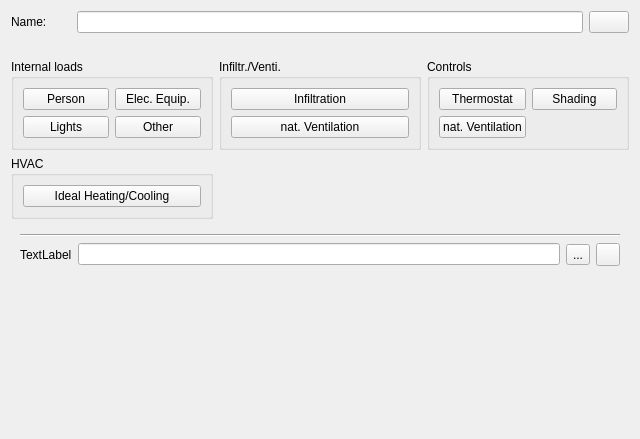
First picture: the form in SIM-VICUS/src/SVDBZoneTemplateEditWidget.ui, repository ghorwin/SIM-VICUS, before the edit.
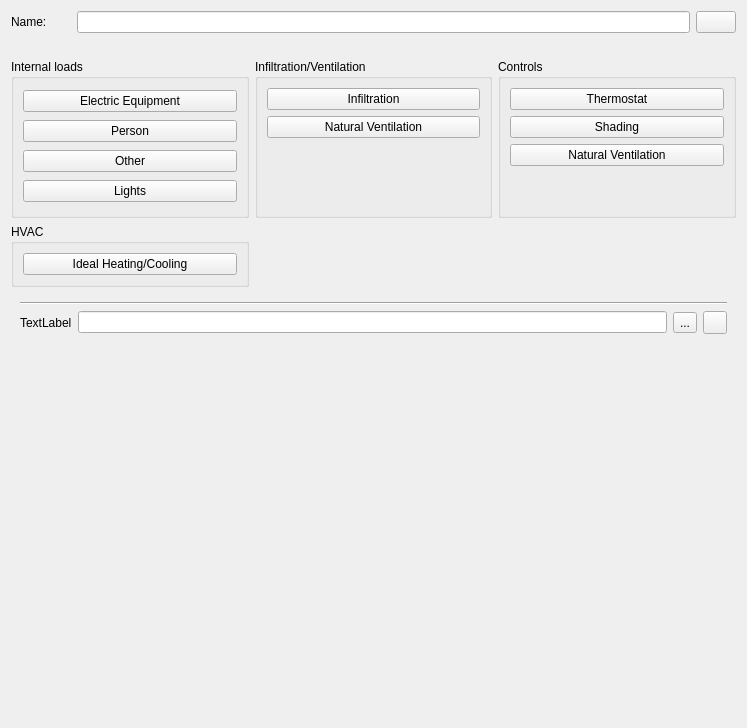
Second picture: the form after the edit. Icons and pictures are not drawn. Custom widgets are drawn as their Qt base class.

Commit message: Improved ZoneTemplate DB dialog (improved layout, added "type" column, moved Role_SubTemplateType to global constants, updated model delegate and size-hint functions) -> closes #301

The edit to the form file:
```diff
--- a/SIM-VICUS/src/SVDBZoneTemplateEditWidget.ui
+++ b/SIM-VICUS/src/SVDBZoneTemplateEditWidget.ui
@@ -6,8 +6,8 @@
    <rect>
     <x>0</x>
     <y>0</y>
-    <width>640</width>
-    <height>439</height>
+    <width>747</width>
+    <height>728</height>
    </rect>
   </property>
   <property name="minimumSize">
@@ -19,7 +19,7 @@
   <property name="windowTitle">
    <string>Form</string>
   </property>
-  <layout class="QVBoxLayout" name="verticalLayout">
+  <layout class="QVBoxLayout" name="verticalLayout_4" stretch="0,0,0,0,1">
    <item>
     <layout class="QHBoxLayout" name="horizontalLayout_2">
      <item>
@@ -56,7 +56,7 @@
       <enum>Qt::Vertical</enum>
      </property>
      <property name="sizeType">
-      <enum>QSizePolicy::Preferred</enum>
+      <enum>QSizePolicy::Fixed</enum>
      </property>
      <property name="sizeHint" stdset="0">
       <size>
@@ -66,23 +66,6 @@
      </property>
     </spacer>
    </item>
-   <item>
-    <layout class="QHBoxLayout" name="horizontalLayout_3">
-     <item>
-      <spacer name="horizontalSpacer">
-       <property name="orientation">
-        <enum>Qt::Horizontal</enum>
-       </property>
-       <property name="sizeHint" stdset="0">
-        <size>
-         <width>299</width>
-         <height>20</height>
-        </size>
-       </property>
-      </spacer>
-     </item>
-    </layout>
-   </item>
    <item>
     <layout class="QGridLayout" name="gridLayout_4">
      <item row="0" column="1">
@@ -90,8 +73,18 @@
        <property name="title">
         <string>Internal loads</string>
        </property>
-       <layout class="QGridLayout" name="gridLayout">
-        <item row="0" column="0">
+       <layout class="QVBoxLayout" name="verticalLayout_3">
+        <item>
+         <widget class="QPushButton" name="pushButtonAddElectricLoad">
+          <property name="text">
+           <string>Electric Equipment</string>
+          </property>
+          <property name="checkable">
+           <bool>true</bool>
+          </property>
+         </widget>
+        </item>
+        <item>
          <widget class="QPushButton" name="pushButtonAddPersonLoad">
           <property name="text">
            <string>Person</string>
@@ -101,27 +94,7 @@
           </property>
          </widget>
         </item>
-        <item row="0" column="1">
-         <widget class="QPushButton" name="pushButtonAddElectricLoad">
-          <property name="text">
-           <string>Elec. Equip.</string>
-          </property>
-          <property name="checkable">
-           <bool>true</bool>
-          </property>
-         </widget>
-        </item>
-        <item row="1" column="0">
-         <widget class="QPushButton" name="pushButtonAddLightLoad">
-          <property name="text">
-           <string>Lights</string>
-          </property>
-          <property name="checkable">
-           <bool>true</bool>
-          </property>
-         </widget>
-        </item>
-        <item row="1" column="1">
+        <item>
          <widget class="QPushButton" name="pushButtonAddOtherLoad">
           <property name="text">
            <string>Other</string>
@@ -131,16 +104,26 @@
           </property>
          </widget>
         </item>
+        <item>
+         <widget class="QPushButton" name="pushButtonAddLightLoad">
+          <property name="text">
+           <string>Lights</string>
+          </property>
+          <property name="checkable">
+           <bool>true</bool>
+          </property>
+         </widget>
+        </item>
        </layout>
       </widget>
      </item>
      <item row="0" column="2">
       <widget class="QGroupBox" name="infiltrationVentilation">
        <property name="title">
-        <string>Infiltr./Venti.</string>
+        <string>Infiltration/Ventilation</string>
        </property>
-       <layout class="QGridLayout" name="gridLayout_2">
-        <item row="0" column="0">
+       <layout class="QVBoxLayout" name="verticalLayout_2">
+        <item>
          <widget class="QPushButton" name="pushButtonAddInfiltration">
           <property name="text">
            <string>Infiltration</string>
@@ -150,16 +133,29 @@
           </property>
          </widget>
         </item>
-        <item row="1" column="0">
+        <item>
          <widget class="QPushButton" name="pushButtonAddVentilationNatural">
           <property name="text">
-           <string>nat. Ventilation</string>
+           <string>Natural Ventilation</string>
           </property>
           <property name="checkable">
            <bool>true</bool>
           </property>
          </widget>
         </item>
+        <item>
+         <spacer name="verticalSpacer_3">
+          <property name="orientation">
+           <enum>Qt::Vertical</enum>
+          </property>
+          <property name="sizeHint" stdset="0">
+           <size>
+            <width>20</width>
+            <height>40</height>
+           </size>
+          </property>
+         </spacer>
+        </item>
        </layout>
       </widget>
      </item>
@@ -168,8 +164,8 @@
        <property name="title">
         <string>Controls</string>
        </property>
-       <layout class="QGridLayout" name="gridLayout_3">
-        <item row="0" column="0">
+       <layout class="QVBoxLayout" name="verticalLayout">
+        <item>
          <widget class="QPushButton" name="pushButtonAddThermostat">
           <property name="text">
            <string>Thermostat</string>
@@ -179,7 +175,7 @@
           </property>
          </widget>
         </item>
-        <item row="0" column="1">
+        <item>
          <widget class="QPushButton" name="pushButtonAddShading">
           <property name="text">
            <string>Shading</string>
@@ -189,16 +185,29 @@
           </property>
          </widget>
         </item>
-        <item row="1" column="0">
+        <item>
          <widget class="QPushButton" name="pushButtonAddVentilationNaturalControl">
           <property name="text">
-           <string>nat. Ventilation</string>
+           <string>Natural Ventilation</string>
           </property>
           <property name="checkable">
            <bool>true</bool>
           </property>
          </widget>
         </item>
+        <item>
+         <spacer name="verticalSpacer_4">
+          <property name="orientation">
+           <enum>Qt::Vertical</enum>
+          </property>
+          <property name="sizeHint" stdset="0">
+           <size>
+            <width>20</width>
+            <height>40</height>
+           </size>
+          </property>
+         </spacer>
+        </item>
        </layout>
       </widget>
      </item>
```
The commit also changes 9 other files.
